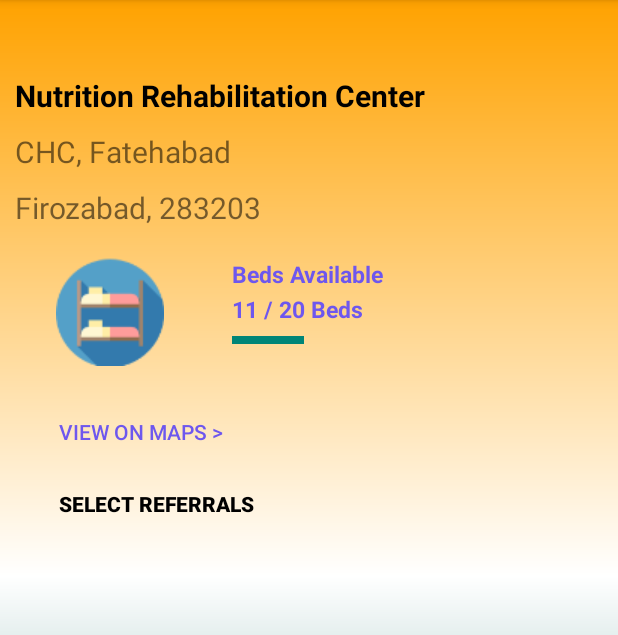
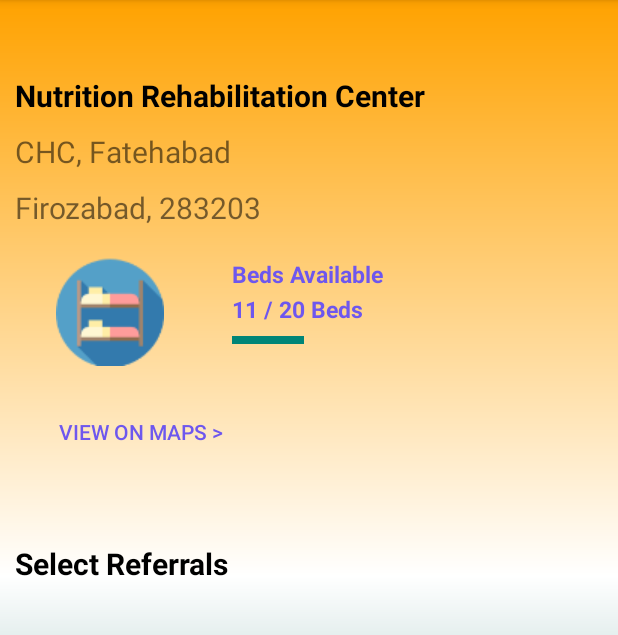
Before and after one commit to divyansh7924/POSHAN, an Android app: the SendReferralActivity screen opened directly, with no data from a screen before it, on a phone screen of 412 x 824 dp, the part 84-719 px from its top. Run offline under Robolectric (Android 15) with nearby library versions, the phone set to English and light mode, and no system bars; our stand-ins replace Firebase (no records; nobody signed in at launch, a user with empty details on screens opened directly).

```diff
--- a/app/src/main/res/layout/activity_send_referral.xml
+++ b/app/src/main/res/layout/activity_send_referral.xml
@@ -143,16 +143,15 @@
         android:id="@+id/viewonmap"
         android:layout_marginLeft="39dp"/>
 
-        <Button
-        android:layout_width="wrap_content"
-        android:layout_height="wrap_content"
-        android:text="Select Referrals"
-        android:textColor="#000"
-        android:background="@drawable/round"
-        android:id="@+id/viewonmap"
-        android:layout_marginLeft="39dp"
-        android:textStyle="bold"
-        android:layout_marginBottom="0dp"/>
+        <TextView
+            android:layout_width="match_parent"
+            android:layout_height="wrap_content"
+            android:textStyle="bold"
+            android:layout_marginTop="50dp"
+            android:text="Select Referrals"
+            android:textSize="20sp"
+            android:textColor="#000"
+            android:layout_marginLeft="10dp"/>
 
 
 
@@ -175,8 +174,4 @@
         </android.support.design.widget.CoordinatorLayout>
 
 
-
-
-
-
 </LinearLayout>
```
